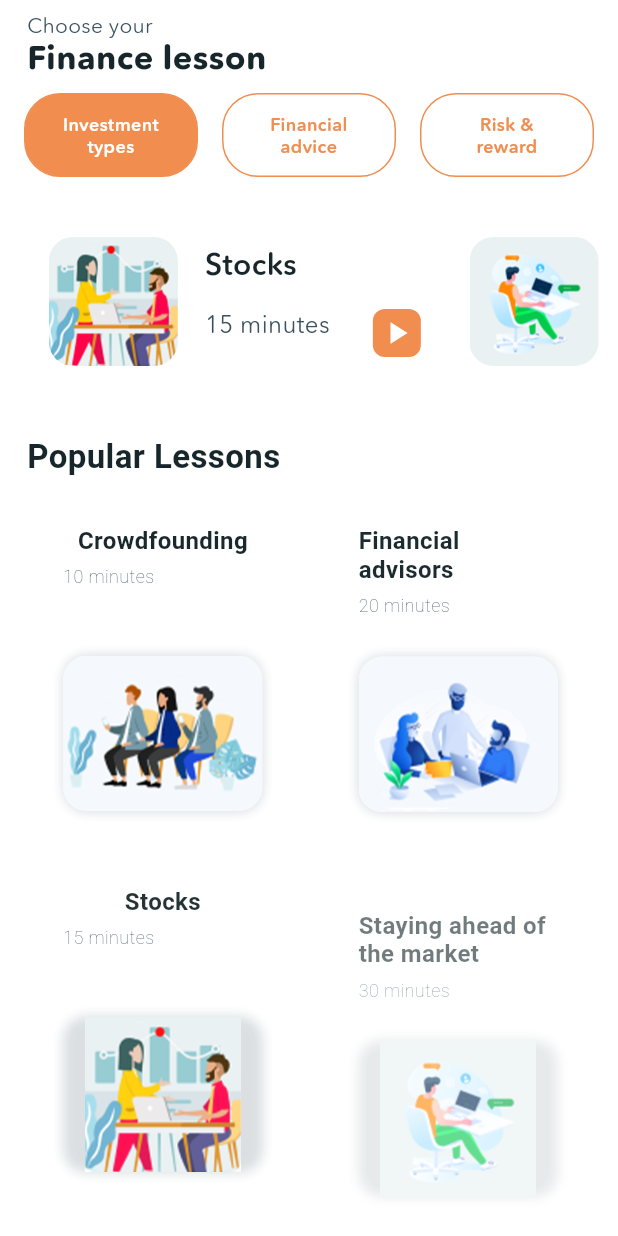
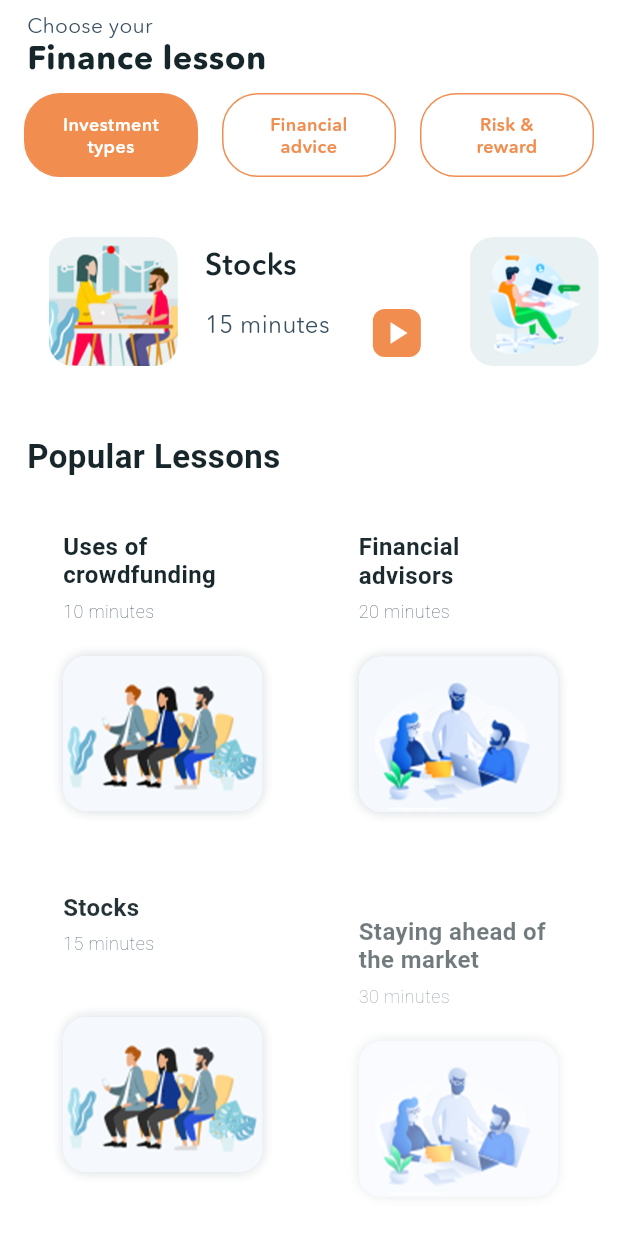
Before and after one commit to alexpavelm/DevHacksProject, a Flutter app: the DesignCourseHomeScreen screen opened directly, on a phone screen of 412 x 824 dp. Run offline on Flutter 3.47's test engine with Material 2 defaults, Android fonts, the light colour scheme and no system bars; our stand-ins replace auto_size_text, bubble, flutter_screenutil, font_awesome_flutter.

Commit message:
small tweaks in learning page

```diff
--- a/lib/LearnPage/models/category.dart
+++ b/lib/LearnPage/models/category.dart
@@ -47,7 +47,7 @@ class Category {
   static List<Category> popularCourseList = [
     Category(
       imagePath: 'assets/images/interFace3.png',
-      title: 'Crowdfounding',
+      title: 'Uses of crowdfunding',
       minutes: 10,
       money: 25,
       rating: 4.8,
@@ -60,14 +60,14 @@ class Category {
       rating: 4.9,
     ),
     Category(
-      imagePath: 'assets/images/interFace1.png',
+      imagePath: 'assets/images/interFace3.png',
       title: 'Stocks',
       minutes: 15,
       money: 25,
       rating: 4.8,
     ),
     Category(
-      imagePath: 'assets/images/interFace2.png',
+      imagePath: 'assets/images/interFace4.png',
       title: 'Staying ahead of the market',
       minutes: 30,
       money: 208,
--- a/lib/LearnPage/popularCourseListView.dart
+++ b/lib/LearnPage/popularCourseListView.dart
@@ -126,10 +126,12 @@ class CategoryView extends StatelessWidget {
                                   Expanded(
                                     child: Container(
                                       child: Column(
+                                        mainAxisAlignment: MainAxisAlignment.start,
+                                        crossAxisAlignment: CrossAxisAlignment.start,
                                         children: <Widget>[
                                           Padding(
                                             padding: const EdgeInsets.only(
-                                                top: 16, left: 16, right: 16),
+                                                top: 20, left: 16, right: 16),
                                             child: Text(
                                               category.title,
                                               textAlign: TextAlign.left,
@@ -172,9 +174,6 @@ class CategoryView extends StatelessWidget {
                                         ],
                                       ),
                                     ),
-                                  ),
-                                  SizedBox(
-                                    width: 48,
                                   ),
                                 ],
                               ),
```
